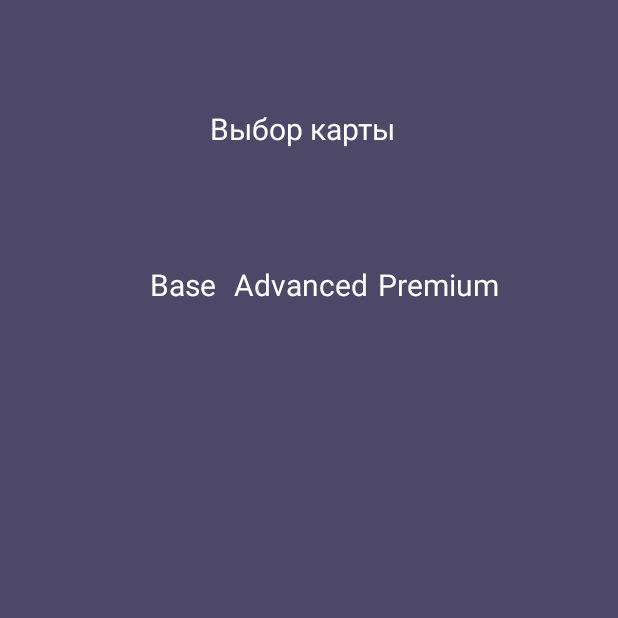
After one commit to tearsqwe/CourceBank, an Android app: the CardActivity screen opened directly, with no data from a screen before it, on a phone screen of 412 x 824 dp, the top half of it. The commit adds this screen. Run offline under Robolectric (Android 15) with nearby library versions, the phone set to English and light mode, and no system bars; 1 statement that could not run was skipped.

Commit message:
added card system

```diff
--- a/app/src/main/AndroidManifest.xml
+++ b/app/src/main/AndroidManifest.xml
@@ -12,6 +12,9 @@
         android:supportsRtl="true"
         android:theme="@style/Theme.CourseBankingApp"
         tools:targetApi="31">
+        <activity
+            android:name=".CardActivity"
+            android:exported="false" />
         <activity
             android:name=".AuthorizationActivity"
             android:exported="false" />
--- a/app/src/main/java/com/example/coursebankingapp/DatabaseInfo.kt
+++ b/app/src/main/java/com/example/coursebankingapp/DatabaseInfo.kt
@@ -2,5 +2,5 @@ package com.example.coursebankingapp
 
 object DatabaseInfo {
     const val DATABASE_NAME = "BankApp.db"
-    const val DATABASE_VERSION = 1
+    const val DATABASE_VERSION = 2
 }
--- a/app/src/main/java/com/example/coursebankingapp/RegistrationActivity.kt
+++ b/app/src/main/java/com/example/coursebankingapp/RegistrationActivity.kt
@@ -54,6 +54,9 @@ class RegistrationActivity : AppCompatActivity() {
                 userPassRepeat.text.clear()
 
                 userManager.closeDB()
+                val intent = Intent(this, CardActivity::class.java)
+                intent.putExtra("USER_ID", newUserId)
+                startActivity(intent)
             }
         }
 
--- /dev/null
+++ b/app/src/main/res/layout/activity_card.xml
@@ -0,0 +1,60 @@
+<?xml version="1.0" encoding="utf-8"?>
+<androidx.constraintlayout.widget.ConstraintLayout xmlns:android="http://schemas.android.com/apk/res/android"
+    xmlns:app="http://schemas.android.com/apk/res-auto"
+    xmlns:tools="http://schemas.android.com/tools"
+    android:id="@+id/main"
+    android:layout_width="match_parent"
+    android:layout_height="match_parent"
+    android:background="#4D4768"
+    tools:context=".CardActivity">
+
+    <TextView
+        android:id="@+id/textView2"
+        android:layout_width="wrap_content"
+        android:layout_height="wrap_content"
+        android:layout_marginStart="140dp"
+        android:layout_marginTop="72dp"
+        android:text="Выбор карты"
+        android:textSize="20sp"
+        android:textColor="#FFFFFF"
+        app:layout_constraintStart_toStartOf="parent"
+        app:layout_constraintTop_toTopOf="parent" />
+
+    <TextView
+        android:id="@+id/tvBase"
+        android:layout_width="wrap_content"
+        android:layout_height="wrap_content"
+        android:layout_marginStart="100dp"
+        android:layout_marginTop="176dp"
+        android:text="Base"
+        android:textSize="20sp"
+        android:textColor="#FFFFFF"
+        app:layout_constraintStart_toStartOf="parent"
+        app:layout_constraintTop_toTopOf="parent" />
+
+    <TextView
+        android:id="@+id/tvAdvanced"
+        android:layout_width="wrap_content"
+        android:layout_height="wrap_content"
+        android:layout_marginStart="156dp"
+        android:layout_marginTop="176dp"
+        android:text="Advanced"
+        android:textSize="20sp"
+        android:textColor="#FFFFFF"
+        app:layout_constraintStart_toStartOf="parent"
+        app:layout_constraintTop_toTopOf="parent" />
+
+    <TextView
+        android:id="@+id/tvPremium"
+        android:layout_width="wrap_content"
+        android:layout_height="wrap_content"
+        android:layout_marginStart="252dp"
+        android:layout_marginTop="176dp"
+        android:text="Premium"
+        android:textSize="20sp"
+        android:textColor="#FFFFFF"
+        app:layout_constraintStart_toStartOf="parent"
+        app:layout_constraintTop_toTopOf="parent" />
+
+
+</androidx.constraintlayout.widget.ConstraintLayout>
```
Also changed, not shown: app/src/main/java/com/example/coursebankingapp/CardActivity.kt (added, +104 -0 lines), app/src/main/java/com/example/coursebankingapp/CardObject.kt (added, +33 -0 lines), app/src/main/java/com/example/coursebankingapp/DBHelper.kt (+7 -0 lines).
